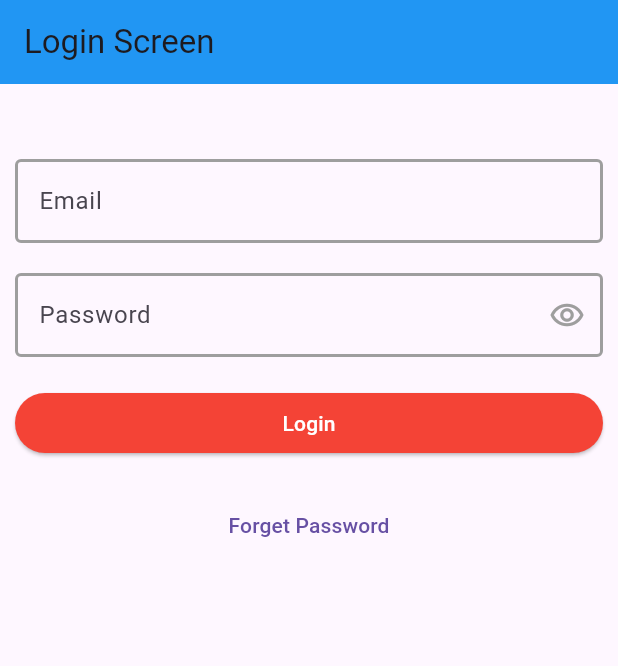
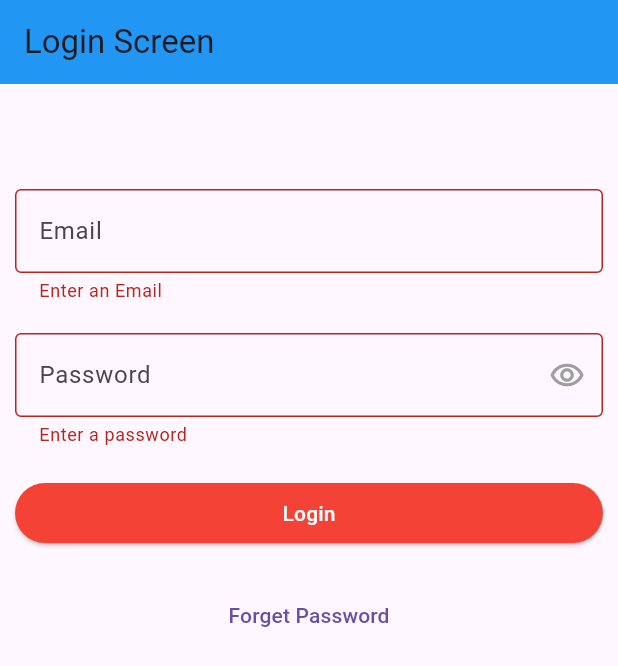
Before and after one commit to devatulparmar/sept24batch6pm, a Flutter app: the screen it shows after launch, after a tap on "Login", on a phone screen of 412 x 824 dp. Shown: the top 666 px of the screen. Run offline on Flutter 3.47's test engine with Material 3 defaults, Android fonts, the phone set to English and light mode, and no system bars.

Commit message:
SnackBar, TextFormField, Email Password validator, Form, GlobalKey

```diff
--- a/lib/login_screen.dart
+++ b/lib/login_screen.dart
@@ -1,6 +1,8 @@
 import 'package:batch6pm/utils/const.dart';
 import 'package:flutter/cupertino.dart';
 import 'package:flutter/material.dart';
+import 'package:flutter/painting.dart';
+import 'package:flutter/rendering.dart';
 import 'package:flutter/widgets.dart';
 
 class LoginScreen extends StatefulWidget {
@@ -17,6 +19,8 @@ class _LoginScreenState extends State<LoginScreen> {
   FocusNode emailFocusNode = FocusNode();
   FocusNode passwordFocusNode = FocusNode();
 
+  GlobalKey<FormState> formKey = GlobalKey<FormState>();
+
   @override
   void dispose() {
     super.dispose();
@@ -32,25 +36,32 @@ class _LoginScreenState extends State<LoginScreen> {
       ),
       body: Padding(
         padding: const EdgeInsets.all(10),
+        child: Form(
+          autovalidateMode: AutovalidateMode.disabled,
+          key: formKey,
           child: Column(
             children: [
               const SizedBox(height: 40),
-            TextField(
+              const SizedBox(height: 20),
+              TextFormField(
                 controller: emailController,
                 textInputAction: TextInputAction.next,
                 keyboardType: TextInputType.emailAddress,
                 focusNode: emailFocusNode,
                 decoration: const InputDecoration(
                   hintText: 'Email',
+                  border: enabledBorder,
                   enabledBorder: enabledBorder,
                   focusedBorder: focusedBorder,
                 ),
-              onTapOutside: (PointerDownEvent event){
+                onTapOutside: (PointerDownEvent event) {
                   emailFocusNode.unfocus();
                 },
+                validator: (String? value) =>
+                    MyValidators.emailValidator(value),
               ),
               const SizedBox(height: 20),
-            TextField(
+              TextFormField(
                 controller: passwordController,
                 textInputAction: TextInputAction.done,
                 keyboardType: TextInputType.visiblePassword,
@@ -58,6 +69,7 @@ class _LoginScreenState extends State<LoginScreen> {
                 focusNode: passwordFocusNode,
                 decoration: InputDecoration(
                   hintText: 'Password',
+                  border: enabledBorder,
                   enabledBorder: enabledBorder,
                   focusedBorder: focusedBorder,
                   suffixIcon: IconButton(
@@ -77,9 +89,11 @@ class _LoginScreenState extends State<LoginScreen> {
                     ),
                   ),
                 ),
-              onTapOutside: (PointerDownEvent event){
+                onTapOutside: (PointerDownEvent event) {
                   passwordFocusNode.unfocus();
                 },
+                validator: (String? value) =>
+                    MyValidators.passwordValidator(value),
               ),
               const SizedBox(height: 20),
               Row(
@@ -89,6 +103,27 @@ class _LoginScreenState extends State<LoginScreen> {
                     child: ElevatedButton(
                       onPressed: () {
                         print('Elevated button click');
+                        if (formKey.currentState!.validate()) {
+                          ScaffoldMessenger.of(context).showSnackBar(
+                            SnackBar(
+                              content: const Text('Login Success'),
+                              backgroundColor: Colors.green,
+                              duration: const Duration(seconds: 10),
+                              // showCloseIcon: true,
+                              // closeIconColor: Colors.red,
+                              action: SnackBarAction(
+                                onPressed: (){
+                                  print('Hello');
+                                },
+                                label: "Click Here",
+                              ),
+                              shape: RoundedRectangleBorder(
+                                borderRadius: BorderRadius.circular(35),
+                              ),
+                              behavior: SnackBarBehavior.floating,
+                            ),
+                          );
+                        }
                       },
                       style: ElevatedButton.styleFrom(
                         backgroundColor: Colors.red,
@@ -110,7 +145,6 @@ class _LoginScreenState extends State<LoginScreen> {
                 },
                 child: const Text('Forget Password'),
               ),
-
               /*
              TextField(
                 decoration: InputDecoration(
@@ -239,6 +273,7 @@ class _LoginScreenState extends State<LoginScreen> {
             ],
           ),
         ),
+      ),
     );
   }
 }
--- a/lib/utils/const.dart
+++ b/lib/utils/const.dart
@@ -13,3 +13,42 @@ const focusedBorder = OutlineInputBorder(
     width: 2,
   ),
 );
+
+
+class MyValidators {
+  static emailValidator(value) {
+    if (value == null || value == '') {
+      return "Enter an Email";
+    }
+    else if (!RegExp(
+        r"^[a-zA-Z0-9.a-zA-Z0-9.!#$%&'*+-/=?^_`{|}~]+@[a-zA-Z0-9]+\.[a-zA-Z]+").hasMatch(value)) {
+      return 'Enter a valid email';
+    }
+    else {
+      return null;
+    }
+  }
+
+  static passwordValidator(value) {
+    if (value == null || value == '') {
+      return "Enter a password";
+    }
+    else if (!RegExp(r'^(?=.*?[A-Z])').hasMatch(value)) {
+      return "Should contain at least one upper case";
+    }
+    else if (!RegExp(r'^(?=.*[a-z])').hasMatch(value)) {
+      return "Should contain at least one lower case";
+    }
+    else if (!RegExp(r'^(?=.*?[0-9])').hasMatch(value)) {
+      return "Should contain at least one digit";
+    }
+    else if (!RegExp(r'^(?=.*?[!@#\$&*~])').hasMatch(value)) {
+      return "Should contain at least one Special character";
+    }
+    else if (!RegExp(r'^.{6,}').hasMatch(value)) {
+      return "Must be at least 6 characters in length ";
+    } else {
+      return null;
+    }
+  }
+}
```
Lines whose indentation alone changed are shown as unchanged.
